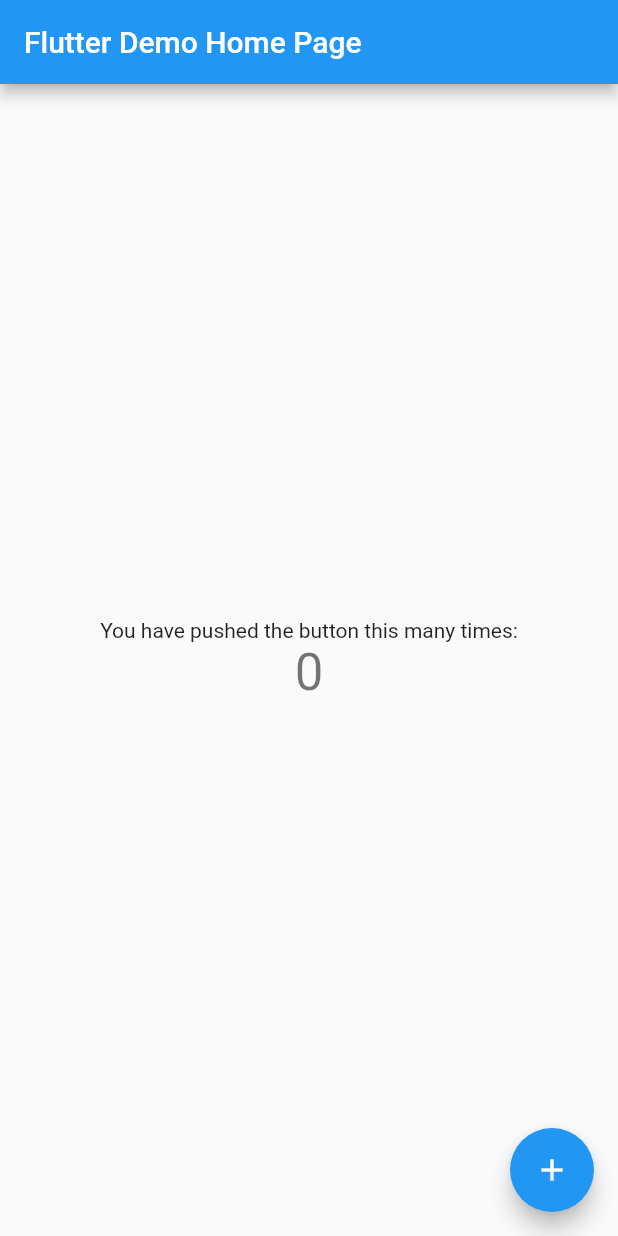
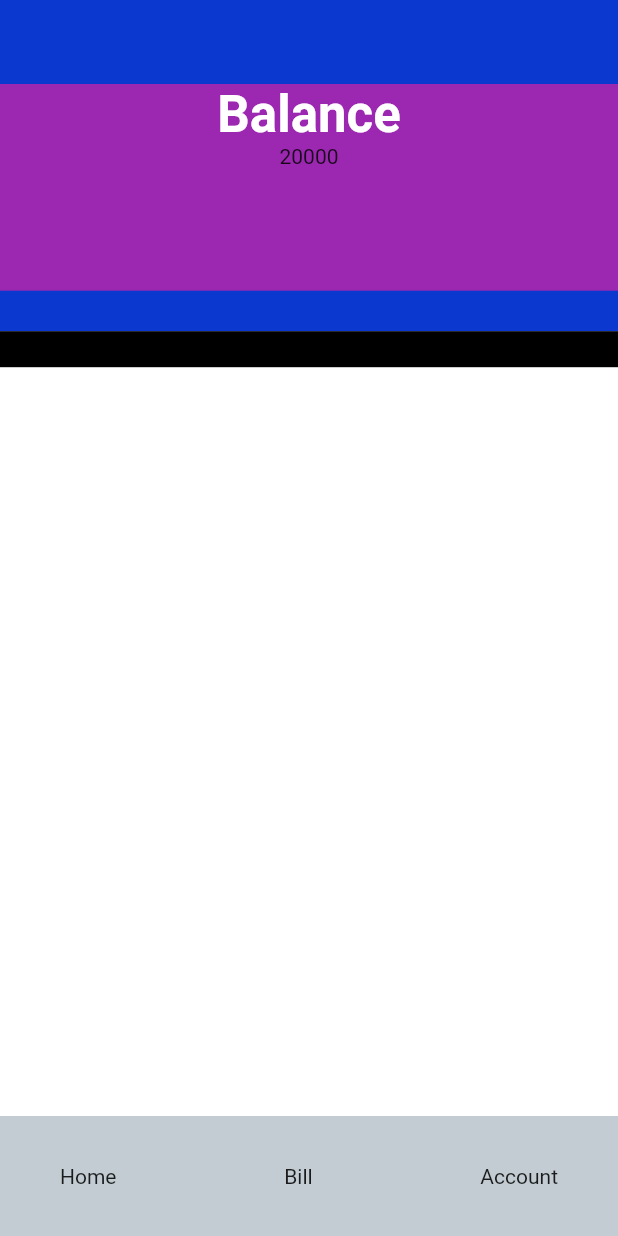
Before and after one commit to NeemOps/UWI-Wire-Vendor-Frontend, a Flutter app: the screen it shows after launch, on a phone screen of 412 x 824 dp. Run offline on Flutter 3.47's test engine with Material 2 defaults, Android fonts, the phone set to English and light mode, and no system bars.

Commit message:
init commit

```diff
--- /dev/null
+++ b/uwiwire_vendor/lib/classes/_account.dart
@@ -0,0 +1,7 @@
+class Account {
+  int _balance = 20000;
+
+  int getBalance() {
+    return _balance;
+  }
+}
--- /dev/null
+++ b/uwiwire_vendor/lib/classes/_command.dart
@@ -0,0 +1,3 @@
+abstract class Command {
+  void execute();
+}
--- /dev/null
+++ b/uwiwire_vendor/lib/classes/_vendor.dart
@@ -0,0 +1,15 @@
+class Vendor {
+  void login(String username, String password) {}
+
+  void logout() {}
+
+  void refund() {}
+
+  void viewHistory() {}
+
+  void makePayment() {}
+
+  void requestPayment() {}
+
+  void refundPayment() {}
+}
--- /dev/null
+++ b/uwiwire_vendor/lib/constants.dart
@@ -0,0 +1,7 @@
+import 'package:flutter/material.dart';
+
+const kPrimaryColor = Color.fromARGB(255, 11, 57, 208);
+const kTextColor = 0;
+const kBackgroundColor = Colors.white;
+
+const double kDefaultPadding = 20.0;
--- a/uwiwire_vendor/lib/main.dart
+++ b/uwiwire_vendor/lib/main.dart
@@ -1,4 +1,7 @@
 import 'package:flutter/material.dart';
+import 'package:uwiwire_vendor/screens/home/components/home_screen.dart';
+
+import 'constants.dart';
 
 void main() {
   runApp(const MyApp());
@@ -7,109 +10,15 @@
 class MyApp extends StatelessWidget {
   const MyApp({super.key});
 
-  // This widget is the root of your application.
   @override
   Widget build(BuildContext context) {
     return MaterialApp(
-      title: 'Flutter Demo',
+      title: 'Vendor App',
       theme: ThemeData(
-        // This is the theme of your application.
-        //
-        // Try running your application with "flutter run". You'll see the
-        // application has a blue toolbar. Then, without quitting the app, try
-        // changing the primarySwatch below to Colors.green and then invoke
-        // "hot reload" (press "r" in the console where you ran "flutter run",
-        // or simply save your changes to "hot reload" in a Flutter IDE).
-        // Notice that the counter didn't reset back to zero; the application
-        // is not restarted.
-        primarySwatch: Colors.blue,
+        scaffoldBackgroundColor: kBackgroundColor,
+        primaryColor: kPrimaryColor,
       ),
-      home: const MyHomePage(title: 'Flutter Demo Home Page'),
+      home: const HomeScreen(),
     );
   }
 }
-
-class MyHomePage extends StatefulWidget {
-  const MyHomePage({super.key, required this.title});
-
-  // This widget is the home page of your application. It is stateful, meaning
-  // that it has a State object (defined below) that contains fields that affect
-  // how it looks.
-
-  // This class is the configuration for the state. It holds the values (in this
-  // case the title) provided by the parent (in this case the App widget) and
-  // used by the build method of the State. Fields in a Widget subclass are
-  // always marked "final".
-
-  final String title;
-
-  @override
-  State<MyHomePage> createState() => _MyHomePageState();
-}
-
-class _MyHomePageState extends State<MyHomePage> {
-  int _counter = 0;
-
-  void _incrementCounter() {
-    setState(() {
-      // This call to setState tells the Flutter framework that something has
-      // changed in this State, which causes it to rerun the build method below
-      // so that the display can reflect the updated values. If we changed
-      // _counter without calling setState(), then the build method would not be
-      // called again, and so nothing would appear to happen.
-      _counter++;
-    });
-  }
-
-  @override
-  Widget build(BuildContext context) {
-    // This method is rerun every time setState is called, for instance as done
-    // by the _incrementCounter method above.
-    //
-    // The Flutter framework has been optimized to make rerunning build methods
-    // fast, so that you can just rebuild anything that needs updating rather
-    // than having to individually change instances of widgets.
-    return Scaffold(
-      appBar: AppBar(
-        // Here we take the value from the MyHomePage object that was created by
-        // the App.build method, and use it to set our appbar title.
-        title: Text(widget.title),
-      ),
-      body: Center(
-        // Center is a layout widget. It takes a single child and positions it
-        // in the middle of the parent.
-        child: Column(
-          // Column is also a layout widget. It takes a list of children and
-          // arranges them vertically. By default, it sizes itself to fit its
-          // children horizontally, and tries to be as tall as its parent.
-          //
-          // Invoke "debug painting" (press "p" in the console, choose the
-          // "Toggle Debug Paint" action from the Flutter Inspector in Android
-          // Studio, or the "Toggle Debug Paint" command in Visual Studio Code)
-          // to see the wireframe for each widget.
-          //
-          // Column has various properties to control how it sizes itself and
-          // how it positions its children. Here we use mainAxisAlignment to
-          // center the children vertically; the main axis here is the vertical
-          // axis because Columns are vertical (the cross axis would be
-          // horizontal).
-          mainAxisAlignment: MainAxisAlignment.center,
-          children: <Widget>[
-            const Text(
-              'You have pushed the button this many times:',
-            ),
-            Text(
-              '$_counter',
-              style: Theme.of(context).textTheme.headlineMedium,
-            ),
-          ],
-        ),
-      ),
-      floatingActionButton: FloatingActionButton(
-        onPressed: _incrementCounter,
-        tooltip: 'Increment',
-        child: const Icon(Icons.add),
-      ), // This trailing comma makes auto-formatting nicer for build methods.
-    );
-  }
-}
--- /dev/null
+++ b/uwiwire_vendor/lib/screens/home/components/body.dart
@@ -0,0 +1,25 @@
+import 'package:flutter/material.dart';
+import 'header_with_balance.dart';
+
+class Body extends StatelessWidget {
+  const Body({super.key});
+
+  @override
+  Widget build(BuildContext context) {
+    // Total width and height of screen
+    Size size = MediaQuery.of(context).size;
+
+    // SingleChildScrollView: Enables scrolling on smaller devices
+    return SingleChildScrollView(
+      child: Column(
+        children: <Widget>[
+          HeaderWithBalance(size: size),
+          Container(
+            height: 24,
+            color: Colors.black,
+          ),
+        ],
+      ),
+    );
+  }
+}
--- /dev/null
+++ b/uwiwire_vendor/lib/screens/home/components/header_with_balance.dart
@@ -0,0 +1,50 @@
+import 'package:flutter/material.dart';
+import 'package:uwiwire_vendor/classes/_account.dart';
+import 'package:uwiwire_vendor/constants.dart';
+
+class HeaderWithBalance extends StatelessWidget {
+  const HeaderWithBalance({
+    super.key,
+    required this.size,
+  });
+
+  final Size size;
+
+  @override
+  Widget build(BuildContext context) {
+    // Get Account Balance
+    Account acc = Account();
+    var bal = acc.getBalance();
+
+    return Container(
+      //
+      height: size.height * 0.2,
+      color: kPrimaryColor,
+      //
+      child: Stack(
+        children: <Widget>[
+          Container(
+            //
+            height: size.height * 0.2 - 27,
+            width: size.width,
+            decoration: const BoxDecoration(color: Colors.purple),
+            //
+            // Displays the balance at the top of the body
+            child: Column(
+              children: <Widget>[
+                Text(
+                  'Balance',
+                  style: Theme.of(context).textTheme.headlineMedium?.copyWith(
+                        color: Colors.white,
+                        fontWeight: FontWeight.bold,
+                      ),
+                ),
+                Text('$bal'),
+              ],
+            ),
+          ),
+        ],
+      ),
+    );
+  }
+}
--- /dev/null
+++ b/uwiwire_vendor/lib/screens/home/components/home_screen.dart
@@ -0,0 +1,40 @@
+import 'package:flutter/material.dart';
+import 'package:uwiwire_vendor/constants.dart';
+
+import 'body.dart';
+
+class HomeScreen extends StatelessWidget {
+  const HomeScreen({super.key});
+
+  @override
+  Widget build(BuildContext context) {
+    return Scaffold(
+      appBar: buildAppBar(),
+      body: const Body(),
+      bottomNavigationBar: Container(
+          padding: const EdgeInsets.only(
+            left: kDefaultPadding * 2,
+            right: kDefaultPadding * 2,
+          ),
+          height: 80,
+          decoration: const BoxDecoration(
+            color: Color.fromARGB(255, 194, 204, 210),
+          ),
+          child: Row(
+            mainAxisAlignment: MainAxisAlignment.spaceBetween,
+            children: const <Widget>[
+              Text('Home'),
+              Text('Bill'),
+              Text('Account'),
+            ],
+          )),
+    );
+  }
+
+  AppBar buildAppBar() {
+    return AppBar(
+      elevation: 0,
+      backgroundColor: kPrimaryColor,
+    );
+  }
+}
```
